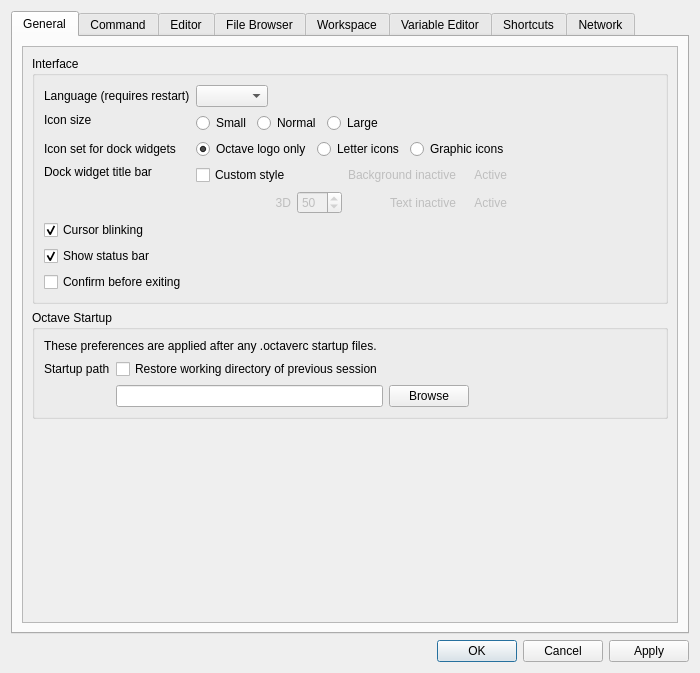
This is libgui/src/settings-dialog.ui in ctaggart/octave as Qt 5 draws it before an edit. The edited form follows.
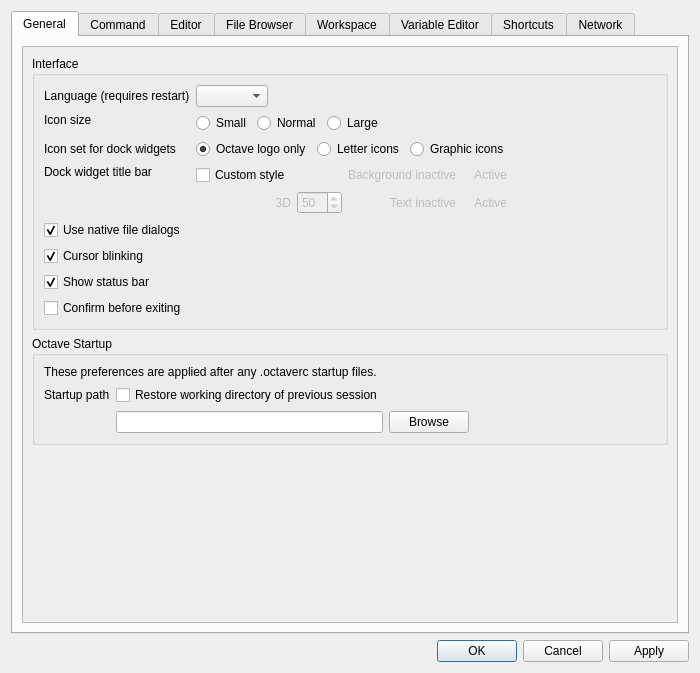
This is the edited form. The open tabs and pages were chosen to show the change.

Commit message: Make use of native file dialogs configurable (bug #54607).

The edit to the form file:
```diff
--- a/libgui/src/settings-dialog.ui
+++ b/libgui/src/settings-dialog.ui
@@ -52,8 +52,8 @@
            <rect>
             <x>0</x>
             <y>0</y>
-            <width>658</width>
-            <height>571</height>
+            <width>664</width>
+            <height>570</height>
            </rect>
           </property>
           <layout class="QVBoxLayout" name="verticalLayout_17">
@@ -140,7 +140,7 @@
                   </property>
                  </widget>
                 </item>
-                <item row="7" column="0">
+                <item row="8" column="0">
                  <widget class="QCheckBox" name="cb_prompt_to_exit">
                   <property name="text">
                    <string>Confirm before exiting</string>
@@ -374,7 +374,7 @@
                   </property>
                  </widget>
                 </item>
-                <item row="6" column="0">
+                <item row="7" column="0">
                  <widget class="QCheckBox" name="cb_status_bar">
                   <property name="text">
                    <string>Show status bar</string>
@@ -384,7 +384,7 @@
                   </property>
                  </widget>
                 </item>
-                <item row="5" column="0">
+                <item row="6" column="0">
                  <widget class="QCheckBox" name="cb_cursor_blinking">
                   <property name="text">
                    <string>Cursor blinking</string>
@@ -394,6 +394,16 @@
                   </property>
                  </widget>
                 </item>
+                <item row="5" column="0">
+                 <widget class="QCheckBox" name="cb_use_native_file_dialogs">
+                  <property name="text">
+                   <string>Use native file dialogs</string>
+                  </property>
+                  <property name="checked">
+                   <bool>true</bool>
+                  </property>
+                 </widget>
+                </item>
                </layout>
               </item>
              </layout>
```
Left out of the diff: 30 changed lines with no effect on the pictures. The commit also changes 8 other files.
